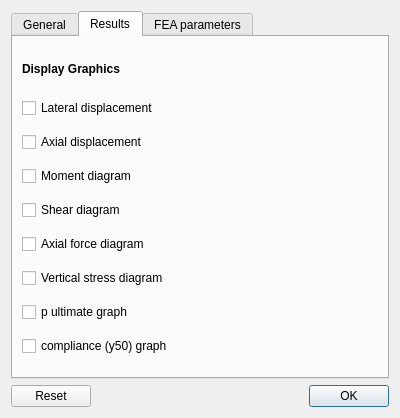
This is utilWindows/dialogpreferences.ui in NHERI-SimCenter/PileGroupTool as Qt 5 draws it before an edit. The edited form follows.
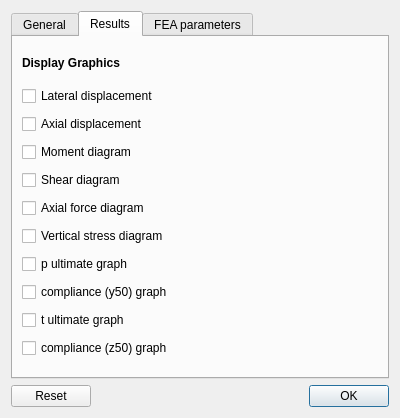
This is the edited form. The open tabs and pages were chosen to show the change.

What changed in the file:
```diff
--- a/utilWindows/dialogpreferences.ui
+++ b/utilWindows/dialogpreferences.ui
@@ -270,6 +270,20 @@
          </property>
         </widget>
        </item>
+       <item>
+        <widget class="QCheckBox" name="chkBx_tu">
+         <property name="text">
+          <string>t ultimate graph</string>
+         </property>
+        </widget>
+       </item>
+       <item>
+        <widget class="QCheckBox" name="chkBx_z50">
+         <property name="text">
+          <string>compliance (z50) graph</string>
+         </property>
+        </widget>
+       </item>
       </layout>
      </widget>
      <widget class="QWidget" name="tab_2">
```
Left out of the diff: 2 changed lines with no effect on the pictures.
